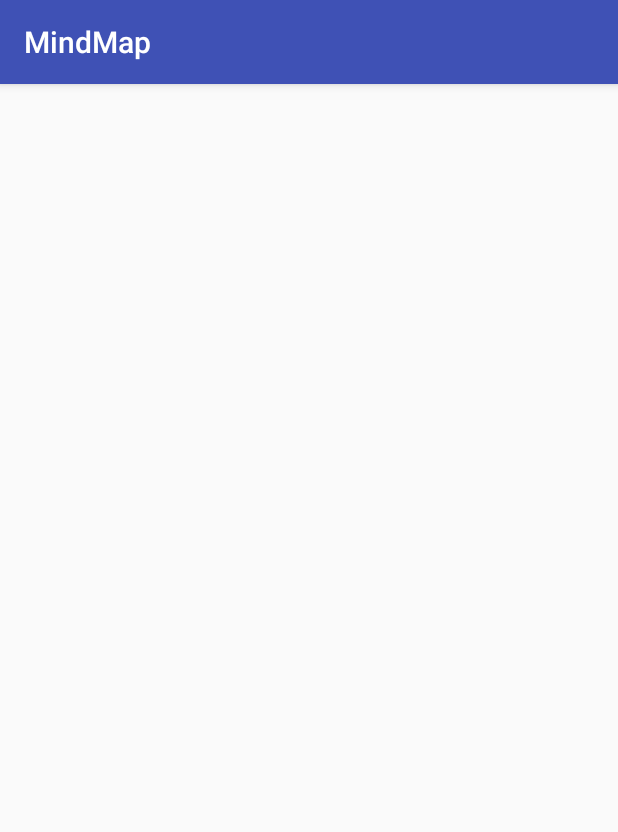
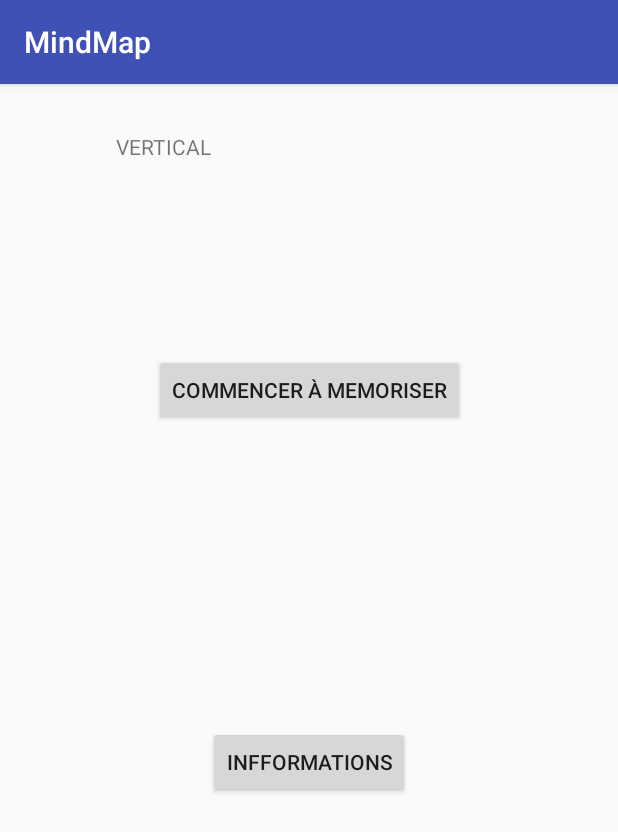
Before and after one commit to AmauryGdo/MindMap2, an Android app: the screen it shows after launch (MenuPrincipal), on a phone screen of 412 x 824 dp. Shown: the top 832 px of the screen. Run offline under Robolectric (Android 15) with nearby library versions, the phone set to English and light mode, and no system bars.

Commit message:
création menu_principal + layout horizontal et vertical

```diff
--- /dev/null
+++ b/app/src/main/res/layout/menu_principal_vertical.xml
@@ -0,0 +1,37 @@
+<?xml version="1.0" encoding="utf-8"?>
+<android.support.constraint.ConstraintLayout xmlns:android="http://schemas.android.com/apk/res/android"
+    xmlns:app="http://schemas.android.com/apk/res-auto"
+    xmlns:tools="http://schemas.android.com/tools"
+    android:layout_width="match_parent"
+    android:layout_height="match_parent">
+
+    <Button
+        android:id="@+id/infor"
+        android:layout_width="wrap_content"
+        android:layout_height="wrap_content"
+        android:layout_marginBottom="292dp"
+        android:text="Infformations"
+        app:layout_constraintBottom_toBottomOf="parent"
+        app:layout_constraintEnd_toEndOf="parent"
+        app:layout_constraintStart_toStartOf="parent" />
+
+    <Button
+        android:id="@+id/boutonMem"
+        android:layout_width="wrap_content"
+        android:layout_height="wrap_content"
+        android:layout_marginTop="180dp"
+        android:text="Commencer à memoriser"
+        app:layout_constraintEnd_toEndOf="parent"
+        app:layout_constraintStart_toStartOf="parent"
+        app:layout_constraintTop_toTopOf="parent" />
+
+    <TextView
+        android:id="@+id/textView"
+        android:layout_width="wrap_content"
+        android:layout_height="wrap_content"
+        android:layout_marginStart="77dp"
+        android:layout_marginTop="32dp"
+        android:text="VERTICAL"
+        app:layout_constraintStart_toStartOf="parent"
+        app:layout_constraintTop_toTopOf="parent" />
+</android.support.constraint.ConstraintLayout>
```
Also changed, not shown: app/src/main/java/com/example/anais/test/MenuPrincipal.java (+4 -5 lines), app/src/main/res/layout/menu_principal_horizontal.xml (added, +38 -0 lines), app/src/main/res/layout/menu_verti.xml (+4 -4 lines).
